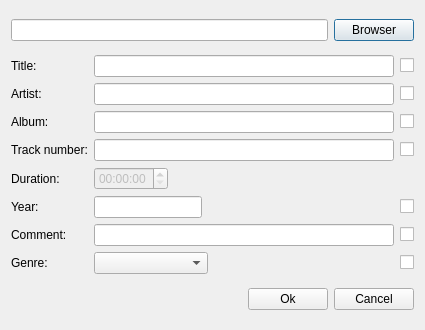
obiwankennedy/audioPlayer, file src/tageditor/tageditordialog.ui: the form before one commit.
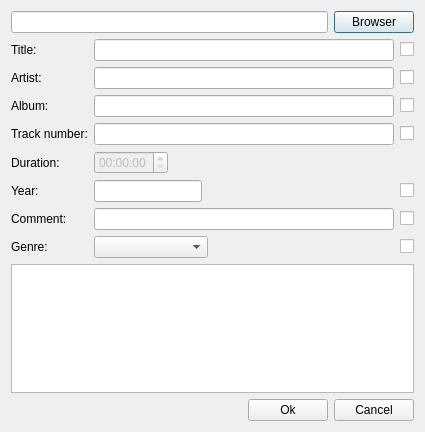
The form after the commit.

The edit to the form file:
```diff
--- a/src/tageditor/tageditordialog.ui
+++ b/src/tageditor/tageditordialog.ui
@@ -10,7 +10,7 @@
     <x>0</x>
     <y>0</y>
     <width>425</width>
-    <height>330</height>
+    <height>432</height>
    </rect>
   </property>
   <property name="windowTitle">
@@ -282,6 +282,9 @@
      </item>
     </layout>
    </item>
+   <item>
+    <widget class="QTextEdit" name="textEdit"/>
+   </item>
    <item>
     <layout class="QHBoxLayout" name="horizontalLayout_9">
      <item>
```
